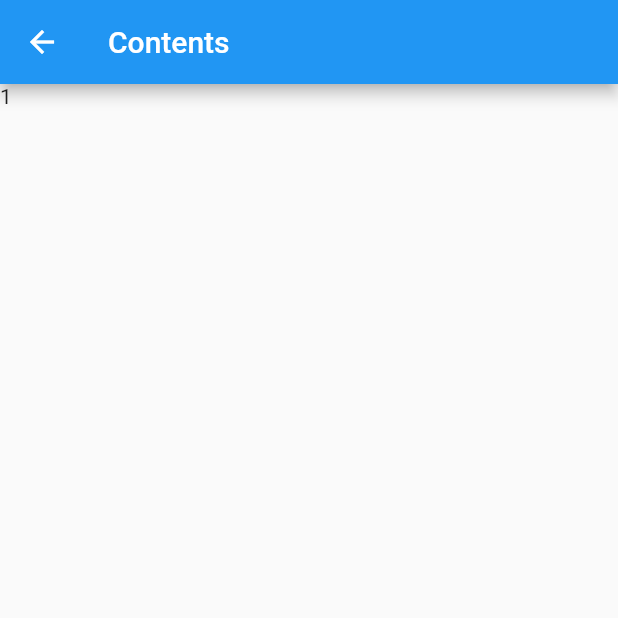
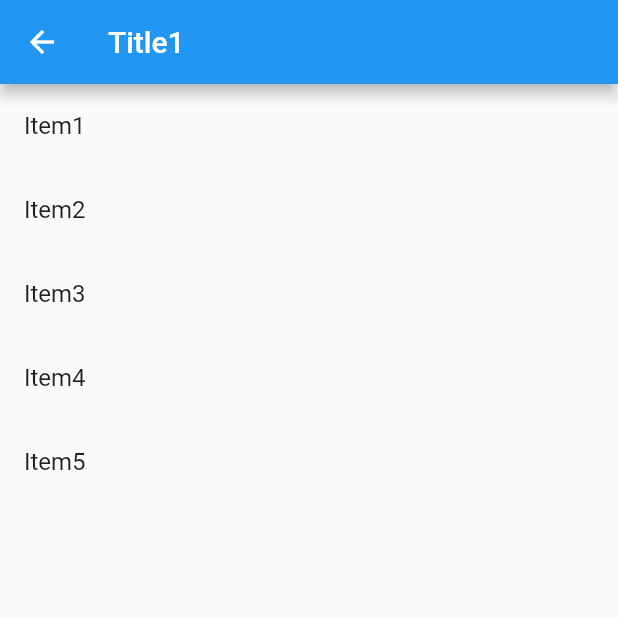
Before and after one commit to Wansuko-cmd/shopping_friend_flutter, a Flutter app: the screen it shows after launch, after a tap on "Title1", on a phone screen of 412 x 824 dp, the top half of it. Run offline on Flutter 3.47's test engine with Material 2 defaults, Android fonts, the phone set to English and light mode, and no system bars.

Commit message:
[add] Contentsを表示する機能を追加

```diff
--- /dev/null
+++ b/lib/bloc/content/content_bloc.dart
@@ -0,0 +1,35 @@
+import 'dart:async';
+
+import 'package:shopping_friend_flutter/models/content_model.dart';
+import 'package:shopping_friend_flutter/models/title_model.dart';
+import 'package:shopping_friend_flutter/repositories/database_repository_interface.dart';
+
+class ContentBloc{
+
+  final DatabaseRepositoryInterface _databaseRepository;
+
+  final _contentsController = StreamController<List<ContentModel>>();
+
+  final int titleId;
+
+  Stream<List<ContentModel>> get contents => _contentsController.stream;
+
+  ContentBloc(this._databaseRepository, this.titleId){
+    getContents();
+  }
+
+  void getContents() async{
+    List<ContentModel> contents = await _databaseRepository.getContentsByTitleId(titleId);
+
+    _contentsController.sink.add(contents);
+  }
+
+  Future<TitleModel> getTitle() async{
+    TitleModel title = await _databaseRepository.findTitle(titleId);
+    return title;
+  }
+
+  void dispose(){
+    _contentsController.close();
+  }
+}
--- /dev/null
+++ b/lib/bloc/content/content_title_bloc.dart
@@ -0,0 +1,26 @@
+import 'dart:async';
+
+import 'package:shopping_friend_flutter/models/title_model.dart';
+import 'package:shopping_friend_flutter/repositories/database_repository_interface.dart';
+
+class ContentTitleBloc{
+
+  final DatabaseRepositoryInterface _databaseRepository;
+
+  final _titleController = StreamController<TitleModel>();
+
+  Stream<TitleModel> get title => _titleController.stream;
+
+  ContentTitleBloc(this._databaseRepository, int titleId){
+    getTitle(titleId);
+  }
+
+  void getTitle(int titleId) async{
+    TitleModel title = await _databaseRepository.findTitle(titleId);
+    _titleController.sink.add(title);
+  }
+
+  void dispose(){
+    _titleController.close();
+  }
+}
--- a/lib/repositories/database_repository.dart
+++ b/lib/repositories/database_repository.dart
@@ -5,7 +5,13 @@ import 'package:shopping_friend_flutter/repositories/database_repository_interfa
 class DatabaseRepository implements DatabaseRepositoryInterface{
 
   final titles = [TitleModel(1, "Title1"), TitleModel(2, "Title2"), TitleModel(3, "Title3")];
-  List<ContentModel> contents = [];
+  List<ContentModel> contents = [
+    ContentModel(1, 1, false, "Item1", 1),
+    ContentModel(2, 1, false, "Item2", 2),
+    ContentModel(3, 1, false, "Item3", 3),
+    ContentModel(4, 1, false, "Item4", 4),
+    ContentModel(5, 1, false, "Item5", 5),
+  ];
 
   @override
   void deleteContent(int contentId) {
@@ -18,7 +24,7 @@ class DatabaseRepository implements DatabaseRepositoryInterface{
   }
 
   @override
-  Future<List<ContentModel>> findContentsByTitleId(int titleId) {
+  Future<List<ContentModel>> getContentsByTitleId(int titleId) {
     return Future.value(contents.where((element) => element.titleId == titleId).toList());
   }
 
--- a/lib/repositories/database_repository_interface.dart
+++ b/lib/repositories/database_repository_interface.dart
@@ -10,7 +10,7 @@ abstract class DatabaseRepositoryInterface{
   void deleteTitle(int titleId);
 
 
- Future<List<ContentModel>> findContentsByTitleId(int titleId);
+ Future<List<ContentModel>> getContentsByTitleId(int titleId);
 
   void deleteContent(int contentId);
 }
--- a/lib/views/content/content_page.dart
+++ b/lib/views/content/content_page.dart
@@ -1,22 +1,38 @@
 import 'package:flutter/cupertino.dart';
 import 'package:flutter/material.dart';
+import 'package:provider/provider.dart';
+import 'package:shopping_friend_flutter/bloc/content/content_bloc.dart';
+import 'package:shopping_friend_flutter/bloc/content/content_title_bloc.dart';
+import 'package:shopping_friend_flutter/repositories/database_repository.dart';
+import 'package:shopping_friend_flutter/views/content/widgets/content_list_view.dart';
+import 'package:shopping_friend_flutter/views/content/widgets/content_title.dart';
 
-class ContentPage extends StatelessWidget{
+class ContentPage extends StatelessWidget {
+  final int titleId;
+  ContentPage(this.titleId);
 
-  final int id;
-
-  ContentPage(this.id);
+  final _databaseRepository = DatabaseRepository();
 
   @override
   Widget build(BuildContext context) {
 
-    final title = "Contents";
-
-    return Scaffold(
-      appBar: AppBar(
-        title: Text(title),
+    return MultiProvider(
+      providers: [
+        Provider<ContentBloc>(
+          create: (context) => ContentBloc(_databaseRepository, titleId),
+          dispose: (_, bloc) => bloc.dispose(),
+        ),
+        Provider<ContentTitleBloc>(
+          create: (context) => ContentTitleBloc(_databaseRepository, titleId),
+          dispose: (_, bloc) => bloc.dispose(),
+        ),
+      ],
+      child: Scaffold(
+        appBar: AppBar(
+          title: ContentTitle(),
+        ),
+        body: ContentListView(),
       ),
-      body: Text("$id"),
     );
   }
 }
--- /dev/null
+++ b/lib/views/content/widgets/content_list_tile.dart
@@ -0,0 +1,14 @@
+import 'package:flutter/cupertino.dart';
+import 'package:flutter/material.dart';
+import 'package:shopping_friend_flutter/models/content_model.dart';
+
+class ContentListTile extends StatelessWidget{
+
+  final ContentModel _contentModel;
+  ContentListTile(this._contentModel);
+
+  @override
+  Widget build(BuildContext context) {
+    return ListTile(title: Text(_contentModel.item),);
+  }
+}
--- /dev/null
+++ b/lib/views/content/widgets/content_list_view.dart
@@ -0,0 +1,26 @@
+import 'package:flutter/cupertino.dart';
+import 'package:provider/provider.dart';
+import 'package:shopping_friend_flutter/bloc/content/content_bloc.dart';
+import 'package:shopping_friend_flutter/models/content_model.dart';
+import 'package:shopping_friend_flutter/views/content/widgets/content_list_tile.dart';
+
+class ContentListView extends StatelessWidget{
+
+  @override
+  Widget build(BuildContext context) {
+    ContentBloc contentBloc = Provider.of(context, listen: false);
+
+    return StreamBuilder<List<ContentModel>>(
+      initialData: [],
+      stream: contentBloc.contents,
+      builder: (content, snapshot){
+        return ListView.builder(
+          itemCount: snapshot.data?.length ?? 0,
+          itemBuilder: (context, index){
+            return ContentListTile(snapshot.data![index]);
+          },
+        );
+      },
+    );
+  }
+}
--- /dev/null
+++ b/lib/views/content/widgets/content_title.dart
@@ -0,0 +1,18 @@
+import 'package:flutter/cupertino.dart';
+import 'package:provider/provider.dart';
+import 'package:shopping_friend_flutter/bloc/content/content_title_bloc.dart';
+import 'package:shopping_friend_flutter/models/title_model.dart';
+
+class ContentTitle extends StatelessWidget{
+  @override
+  Widget build(BuildContext context) {
+    ContentTitleBloc contentTitleBloc = Provider.of<ContentTitleBloc>(context, listen: false);
+
+    return StreamBuilder<TitleModel>(
+      stream: contentTitleBloc.title,
+      builder: (context, snapshot){
+        return Text(snapshot.data?.name ?? "");
+      },
+    );
+  }
+}
```
